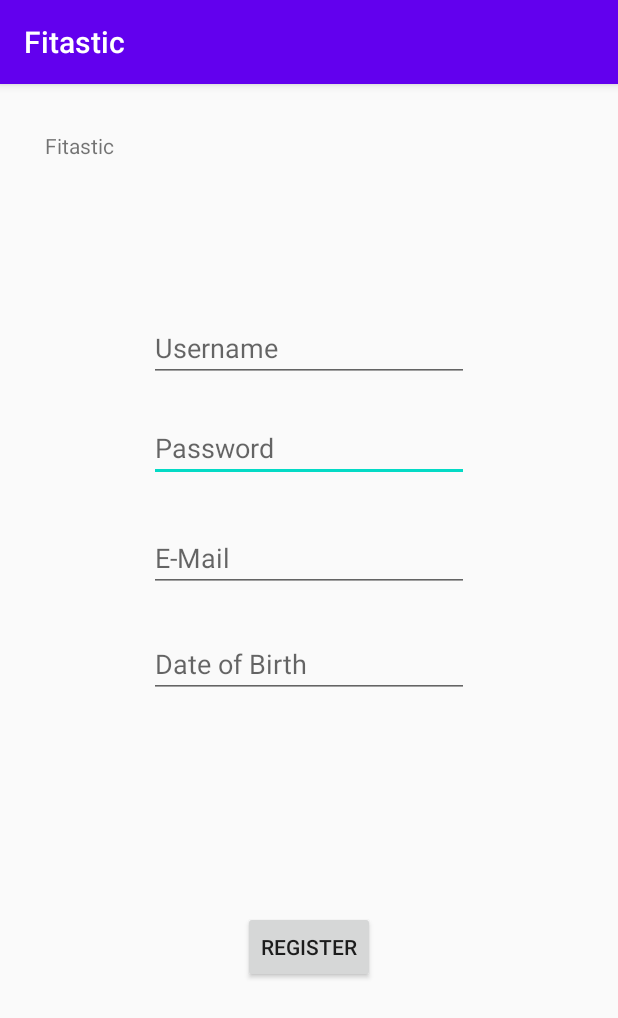
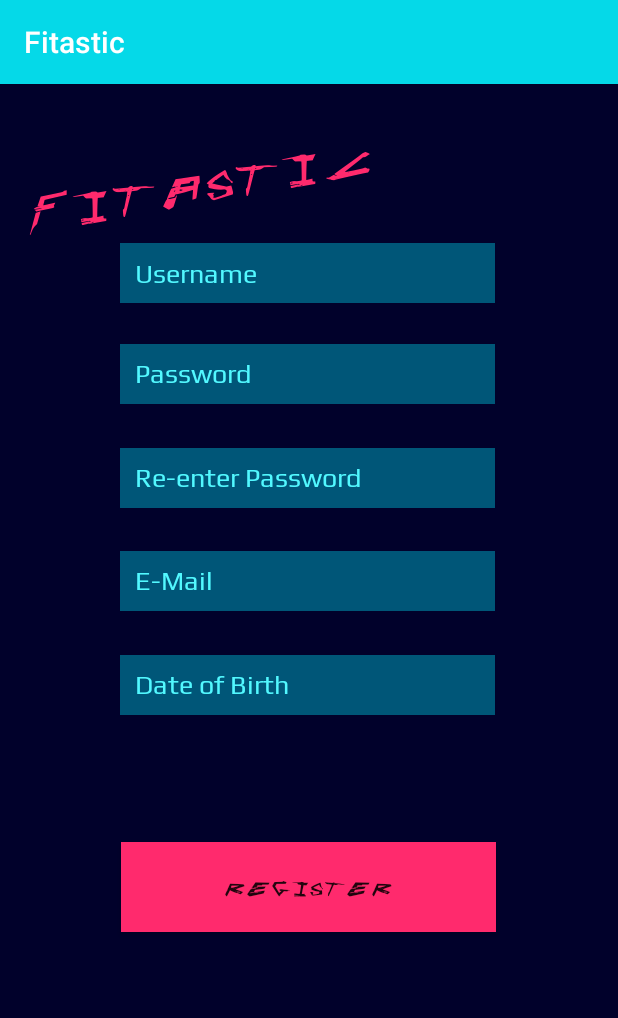
Before and after one commit to nicks1m/fitastic, an Android app: the RegisterActivity screen opened directly, with no data from a screen before it, on a phone screen of 412 x 824 dp. Shown: the top 1018 px of the screen. Run offline under Robolectric (Android 15) with nearby library versions, the light colour scheme and no system bars.

Commit message:
UI Update

```diff
--- a/app/src/main/java/com/example/fitastic/RegisterActivity.java
+++ b/app/src/main/java/com/example/fitastic/RegisterActivity.java
@@ -14,9 +14,11 @@ public class RegisterActivity extends AppCompatActivity {
 
     private EditText userIn;
     private EditText pwIn;
+    private EditText pwIn2;
     private EditText mailIn;
     private EditText dobIn;
     private TextView pwError;
+    private TextView pwError2;
     private TextView mailError;
     private TextView userError;
     private TextView dobError;
@@ -35,9 +37,11 @@ public class RegisterActivity extends AppCompatActivity {
     private void initializeApp() {
         userIn = findViewById(R.id.username);
         pwIn = findViewById(R.id.password);
+        pwIn2 = findViewById(R.id.password2);
         mailIn = findViewById(R.id.email);
         dobIn = findViewById(R.id.dateofbirth);
         pwError = findViewById(R.id.pwError);
+        pwError2 = findViewById(R.id.pwError2);
         mailError = findViewById(R.id.mailError);
         userError = findViewById(R.id.userError);
         dobError = findViewById(R.id.dobError);
@@ -77,16 +81,17 @@ public class RegisterActivity extends AppCompatActivity {
         String u = userIn.getText().toString();
         String m = mailIn.getText().toString();
         String p = pwIn.getText().toString();
+        String p2 = pwIn2.getText().toString();
         String d = dobIn.getText().toString();
 
         boolean ucheck = false;
         boolean mcheck = false;
         boolean pcheck = false;
+        boolean pcheck2 = false;
         boolean dcheck = false;
 
 
-        boolean check = true;
-
+        //Checks individual fields to see if meets criteria, show error if not.
         if(userIn == null || u.length() < 5 || !checkUser(u)){
             userError.setVisibility(View.VISIBLE);
             ucheck = false;
@@ -112,6 +117,14 @@ public class RegisterActivity extends AppCompatActivity {
             pcheck = true;
         }
 
+        if(!p.contentEquals(p2)){
+            pwError2.setVisibility(View.VISIBLE);
+            pcheck2 = false;
+        } else  {
+            pwError2.setVisibility(View.INVISIBLE);
+            pcheck2 = true;
+        }
+
         if(dobIn == null || d.length() < 6){
             dobError.setVisibility(View.VISIBLE);
             dcheck = false;
@@ -120,7 +133,9 @@ public class RegisterActivity extends AppCompatActivity {
             dcheck = true;
         }
 
-        if(pcheck == false || mcheck == false || dcheck == false || ucheck ==false){
+        //If one field fails the criteria, registration wont go through
+
+        if(pcheck == false || mcheck == false || dcheck == false || ucheck ==false || pcheck2 == false){
             return false;
         }
         return true;
@@ -139,6 +154,15 @@ public class RegisterActivity extends AppCompatActivity {
         }
         return true;
     }
+
+//    public boolean rePw(){
+//        if(pwIn.getText().toString() != pwIn2.getText().toString()){
+//            System.out.println(false);
+//          return false;
+//        }
+//        System.out.println(true);
+//        return true;
+//    }
 
     //Check Password if meet requirements
     public boolean checkPw(String password) {
--- /dev/null
+++ b/app/src/main/res/drawable/custom_button_dark_blue_bg.xml
@@ -0,0 +1,7 @@
+<?xml version="1.0" encoding="utf-8"?>
+<shape xmlns:android="http://schemas.android.com/apk/res/android" android:shape="rectangle"
+    android:padding="10dp">
+<solid android:color="#005678"></solid>
+<!--    <corners android:radius="10dp"></corners>-->
+
+</shape>
--- /dev/null
+++ b/app/src/main/res/drawable/custom_button_light_blue_bg.xml
@@ -0,0 +1,5 @@
+<?xml version="1.0" encoding="utf-8"?>
+<shape xmlns:android="http://schemas.android.com/apk/res/android" android:shape="rectangle" >
+<solid android:color="#05d9e8"></solid>
+    <corners android:radius="10dp"></corners>
+</shape>
--- /dev/null
+++ b/app/src/main/res/drawable/custom_button_light_red_bg.xml
@@ -0,0 +1,5 @@
+<?xml version="1.0" encoding="utf-8"?>
+<shape xmlns:android="http://schemas.android.com/apk/res/android" android:shape="rectangle" >
+<solid android:color="#ff2a6d"></solid>
+<!--    <corners android:radius="10dp"></corners>-->
+</shape>
--- /dev/null
+++ b/app/src/main/res/drawable/custom_button_pale_blue_bg.xml
@@ -0,0 +1,5 @@
+<?xml version="1.0" encoding="utf-8"?>
+<shape xmlns:android="http://schemas.android.com/apk/res/android" android:shape="rectangle" >
+<solid android:color="#d1f7ff"></solid>
+    <corners android:radius="10dp"></corners>
+</shape>
--- /dev/null
+++ b/app/src/main/res/drawable/custom_button_yellow_bg.xml
@@ -0,0 +1,5 @@
+<?xml version="1.0" encoding="utf-8"?>
+<shape xmlns:android="http://schemas.android.com/apk/res/android" android:shape="rectangle" >
+<solid android:color="#fdf800"></solid>
+    <corners android:radius="10dp"></corners>
+</shape>
--- /dev/null
+++ b/app/src/main/res/font/play.xml
@@ -0,0 +1,11 @@
+<?xml version="1.0" encoding="utf-8"?>
+<font-family xmlns:android="http://schemas.android.com/apk/res/android">
+    <font
+        android:fontStyle="normal"
+        android:fontWeight="400"
+        android:font="@font/play_regular" />
+    <font
+        android:fontStyle="normal"
+        android:fontWeight="700"
+        android:font="@font/play_bold" />
+</font-family>
--- a/app/src/main/res/layout/activity_register.xml
+++ b/app/src/main/res/layout/activity_register.xml
@@ -1,81 +1,102 @@
 <?xml version="1.0" encoding="utf-8"?>
-<androidx.constraintlayout.widget.ConstraintLayout
-        xmlns:android="http://schemas.android.com/apk/res/android"
+<androidx.constraintlayout.widget.ConstraintLayout xmlns:android="http://schemas.android.com/apk/res/android"
+    xmlns:app="http://schemas.android.com/apk/res-auto"
     xmlns:tools="http://schemas.android.com/tools"
-        xmlns:app="http://schemas.android.com/apk/res-auto"
     android:layout_width="match_parent"
     android:layout_height="match_parent"
+
+
     tools:context=".RegisterActivity">
+
+
+    <EditText
+        android:id="@+id/password2"
+        android:layout_width="250dp"
+        android:layout_height="40dp"
+        android:layout_marginTop="8dp"
+        android:background="@color/colorPrimaryDark"
+        android:ems="10"
+        android:padding="10dp"
+        android:fontFamily="@font/play_regular"
+        android:hint="Re-enter Password"
+        android:inputType="textPassword"
+        android:textColor="@color/mainFont"
+        android:textColorHighlight="@color/colorPrimary"
+        android:textColorHint="#52F8FF"
+        app:layout_constraintStart_toStartOf="@+id/password"
+        app:layout_constraintTop_toBottomOf="@+id/pwError" />
+
     <TextView
+        android:id="@+id/pwError2"
         android:layout_width="wrap_content"
         android:layout_height="wrap_content"
-            android:text="Fitastic"
-            app:layout_constraintBottom_toBottomOf="parent"
-            app:layout_constraintLeft_toLeftOf="parent"
-            app:layout_constraintRight_toRightOf="parent"
-            app:layout_constraintTop_toTopOf="parent" app:layout_constraintHorizontal_bias="0.082"
-            app:layout_constraintVertical_bias="0.042"/>
-    <EditText
-            android:layout_width="wrap_content"
-            android:layout_height="wrap_content"
-            android:inputType="textPassword"
-            android:ems="10"
-            android:id="@+id/password"
-            android:hint="Password" app:layout_constraintStart_toStartOf="parent"
-            app:layout_constraintEnd_toEndOf="parent"
-            app:layout_constraintBottom_toTopOf="@+id/email" android:layout_marginBottom="28dp"
-            app:layout_constraintTop_toTopOf="parent" android:layout_marginTop="220dp"/>
-    <EditText
-            android:layout_width="wrap_content"
-            android:layout_height="wrap_content"
-            android:inputType="textEmailAddress"
-            android:ems="10"
-            android:id="@+id/email"
-            android:hint="E-Mail" app:layout_constraintStart_toStartOf="parent"
-            app:layout_constraintEnd_toEndOf="parent" android:layout_marginBottom="24dp"
-            app:layout_constraintBottom_toTopOf="@+id/dateofbirth"
-            app:layout_constraintTop_toTopOf="parent" android:layout_marginTop="292dp" android:autofillHints=""/>
+        android:layout_marginStart="1dp"
+        android:layout_marginLeft="1dp"
+        android:layout_marginTop="7dp"
+        android:autoText="false"
+        android:password="false"
+        android:text="Password does not match input given"
+        android:textColor="@color/cyberRed"
+        android:textSize="10sp"
+        android:visibility="invisible"
+        android:fontFamily="@font/play_regular"
+
+        app:layout_constraintStart_toStartOf="@+id/password2"
+        app:layout_constraintTop_toBottomOf="@+id/password2"
+        tools:visibility="invisible" />
 
     <EditText
         android:id="@+id/username"
-        android:layout_width="wrap_content"
-        android:layout_height="wrap_content"
-        android:layout_marginTop="152dp"
-        android:layout_marginBottom="20dp"
+        android:layout_width="250dp"
+        android:layout_height="40dp"
+        android:layout_marginStart="80dp"
+        android:layout_marginLeft="80dp"
+        android:alpha="1"
+        android:background="@drawable/custom_button_dark_blue_bg"
+        android:drawableBottom="@drawable/custom_button_light_red_bg"
         android:ems="10"
+        android:fontFamily="@font/play_regular"
         android:hint="Username"
         android:inputType="textPersonName"
-        app:layout_constraintBottom_toTopOf="@+id/password"
-        app:layout_constraintEnd_toEndOf="parent"
+        android:padding="10dp"
+        android:textColor="@color/mainFont"
+        android:textColorHighlight="@color/colorPrimary"
+        android:textColorHint="#52F8FF"
         app:layout_constraintStart_toStartOf="parent"
-        app:layout_constraintTop_toTopOf="parent" />
+        app:layout_constraintTop_toBottomOf="@+id/textView9" />
 
     <EditText
-        android:id="@+id/dateofbirth"
-        android:layout_width="wrap_content"
-        android:layout_height="wrap_content"
-        android:layout_marginTop="364dp"
+        android:id="@+id/password"
+        android:layout_width="250dp"
+        android:layout_height="40dp"
+        android:layout_marginTop="8dp"
+        android:background="@color/colorPrimaryDark"
         android:ems="10"
-        android:hint="Date of Birth"
-        android:inputType="date"
-        app:layout_constraintEnd_toEndOf="parent"
-        app:layout_constraintStart_toStartOf="parent"
-        app:layout_constraintTop_toTopOf="parent" />
+        android:fontFamily="@font/play_regular"
+        android:hint="Password"
+        android:inputType="textPassword"
+        android:padding="10dp"
+        android:textColor="@color/mainFont"
+        android:textColorHighlight="@color/colorPrimary"
+        android:textColorHint="#52F8FF"
+        app:layout_constraintStart_toStartOf="@+id/userError"
+        app:layout_constraintTop_toBottomOf="@+id/userError" />
 
     <TextView
         android:id="@+id/pwError"
         android:layout_width="wrap_content"
         android:layout_height="wrap_content"
+        android:layout_marginStart="1dp"
+        android:layout_marginLeft="1dp"
+        android:layout_marginTop="8dp"
         android:autoText="false"
         android:password="false"
         android:text="Please input a stronger password"
-        android:textColor="#FF0000"
+        android:textColor="@color/cyberRed"
+        android:fontFamily="@font/play_regular"
         android:textSize="10sp"
         android:visibility="invisible"
-        app:layout_constraintBottom_toTopOf="@+id/email"
-        app:layout_constraintEnd_toEndOf="parent"
-        app:layout_constraintHorizontal_bias="0.4"
-        app:layout_constraintStart_toStartOf="parent"
+        app:layout_constraintStart_toStartOf="@+id/password"
         app:layout_constraintTop_toBottomOf="@+id/password"
         tools:visibility="invisible" />
 
@@ -83,62 +104,111 @@
         android:id="@+id/userError"
         android:layout_width="wrap_content"
         android:layout_height="wrap_content"
+        android:layout_marginTop="6dp"
         android:autoText="false"
         android:password="false"
         android:text="Username is invalid"
-        android:textColor="#FF0000"
+        android:textColor="@color/cyberRed"
         android:textSize="10sp"
         android:visibility="invisible"
-        app:layout_constraintBottom_toTopOf="@+id/password"
-        app:layout_constraintEnd_toEndOf="parent"
-        app:layout_constraintHorizontal_bias="0.309"
-        app:layout_constraintStart_toStartOf="parent"
+        android:fontFamily="@font/play_regular"
+        app:layout_constraintStart_toStartOf="@+id/username"
         app:layout_constraintTop_toBottomOf="@+id/username"
         tools:visibility="invisible" />
+
+    <EditText
+        android:id="@+id/email"
+        android:layout_width="250dp"
+        android:layout_height="40dp"
+        android:layout_marginTop="8dp"
+        android:autofillHints=""
+        android:background="@color/colorPrimaryDark"
+        android:ems="10"
+        android:padding="10dp"
+        android:fontFamily="@font/play_regular"
+        android:hint="E-Mail"
+        android:inputType="textEmailAddress"
+        android:textColor="@color/mainFont"
+        android:textColorHighlight="@color/colorPrimary"
+        android:textColorHint="#52F8FF"
+        app:layout_constraintStart_toStartOf="@+id/password2"
+        app:layout_constraintTop_toBottomOf="@+id/pwError2" />
+
+    <TextView
+        android:id="@+id/dobError"
+        android:layout_width="wrap_content"
+        android:layout_height="wrap_content"
+        android:layout_marginTop="7dp"
+        android:text="D.O.B is invalid"
+        android:textColor="@color/cyberRed"
+        android:textSize="10sp"
+        android:visibility="invisible"
+        android:fontFamily="@font/play_regular"
+
+        app:layout_constraintStart_toStartOf="@+id/dateofbirth"
+        app:layout_constraintTop_toBottomOf="@+id/dateofbirth"
+        tools:visibility="invisible" />
+
+    <EditText
+        android:id="@+id/dateofbirth"
+        android:layout_width="250dp"
+        android:layout_height="40dp"
+        android:layout_marginTop="8dp"
+        android:background="@color/colorPrimaryDark"
+        android:ems="10"
+        android:padding="10dp"
+        android:fontFamily="@font/play_regular"
+        android:hint="Date of Birth"
+        android:inputType="date"
+        android:textColor="@color/mainFont"
+        android:textColorHighlight="@color/colorPrimary"
+        android:textColorHint="#52F8FF"
+        app:layout_constraintStart_toStartOf="@+id/email"
+        app:layout_constraintTop_toBottomOf="@+id/mailError" />
 
     <TextView
         android:id="@+id/mailError"
         android:layout_width="wrap_content"
         android:layout_height="wrap_content"
+        android:layout_marginStart="1dp"
+        android:layout_marginLeft="1dp"
+        android:layout_marginTop="8dp"
         android:text="E-mail is invalid"
-        android:textColor="#FF0000"
+        android:textColor="@color/cyberRed"
         android:textSize="10sp"
+        android:fontFamily="@font/play_regular"
         android:visibility="invisible"
-        app:layout_constraintBottom_toTopOf="@+id/dateofbirth"
-        app:layout_constraintEnd_toEndOf="parent"
-        app:layout_constraintHorizontal_bias="0.29"
-        app:layout_constraintStart_toStartOf="parent"
+        app:layout_constraintStart_toStartOf="@+id/email"
         app:layout_constraintTop_toBottomOf="@+id/email"
-        tools:visibility="invisible" />
-
-    <TextView
-        android:id="@+id/dobError"
-        android:layout_width="wrap_content"
-        android:layout_height="wrap_content"
-        android:layout_marginTop="9dp"
-        android:layout_marginBottom="299dp"
-        android:text="D.O.B is invalid"
-        android:textColor="#FF0000"
-        android:textSize="10sp"
-        android:visibility="invisible"
-        app:layout_constraintBottom_toBottomOf="parent"
-        app:layout_constraintEnd_toEndOf="parent"
-        app:layout_constraintHorizontal_bias="0.293"
-        app:layout_constraintStart_toStartOf="parent"
-        app:layout_constraintTop_toBottomOf="@+id/dateofbirth"
-        app:layout_constraintVertical_bias="0.0"
         tools:visibility="invisible" />
 
     <Button
         android:id="@+id/btnReg"
-        android:layout_width="wrap_content"
-        android:layout_height="wrap_content"
-        android:layout_marginTop="124dp"
-        android:layout_marginBottom="151dp"
+        android:layout_width="250dp"
+        android:layout_height="60dp"
+        android:layout_marginTop="64dp"
+        android:background="@drawable/custom_button_light_red_bg"
+        android:fontFamily="@font/cyberpunk"
         android:text="Register"
-        app:layout_constraintBottom_toBottomOf="parent"
         app:layout_constraintEnd_toEndOf="parent"
+        app:layout_constraintHorizontal_bias="0.498"
         app:layout_constraintStart_toStartOf="parent"
-        app:layout_constraintTop_toBottomOf="@+id/dateofbirth" />
+        app:layout_constraintTop_toBottomOf="@+id/dobError" />
+
+    <TextView
+        android:id="@+id/textView9"
+        android:layout_width="243dp"
+        android:layout_height="58dp"
+        android:layout_marginStart="16dp"
+        android:layout_marginLeft="16dp"
+        android:layout_marginTop="48dp"
+        android:fontFamily="@font/cyberpunk"
+        android:rotation="-10"
+        android:rotationX="0"
+        android:text="FITASTIC"
+        android:textColor="@color/cyberRed"
+        android:textSize="30sp"
+        app:layout_constraintStart_toStartOf="parent"
+        app:layout_constraintTop_toTopOf="parent" />
 
 </androidx.constraintlayout.widget.ConstraintLayout>
--- a/app/src/main/res/values/colors.xml
+++ b/app/src/main/res/values/colors.xml
@@ -1,6 +1,10 @@
 <?xml version="1.0" encoding="utf-8"?>
 <resources>
-    <color name="colorPrimary">#6200EE</color>
-    <color name="colorPrimaryDark">#3700B3</color>
-    <color name="colorAccent">#03DAC5</color>
+    <color name="colorPrimary">#05d9e8</color>
+
+    <color name="colorPrimaryDark">#005678</color>
+    <color name="colorAccent">#ff2a6d</color>
+    <color name="mainFont">#05d9e8</color>
+    <color name="pageBG">#01012b</color>
+    <color name="cyberRed">#ff2a6d</color>
 </resources>
--- a/app/src/main/res/values/styles.xml
+++ b/app/src/main/res/values/styles.xml
@@ -5,6 +5,7 @@
         <item name="colorPrimary">@color/colorPrimary</item>
         <item name="colorPrimaryDark">@color/colorPrimaryDark</item>
         <item name="colorAccent">@color/colorAccent</item>
+        <item name="android:windowBackground">@color/pageBG</item>
     </style>
 
 </resources>
```
Also changed, not shown: app/src/main/res/font/cyberpunk.ttf (added), app/src/main/res/font/konexy.ttf (added), app/src/main/res/font/play_bold.ttf (added), app/src/main/res/font/play_regular.ttf (added). Lines whose indentation alone changed are shown as unchanged.
